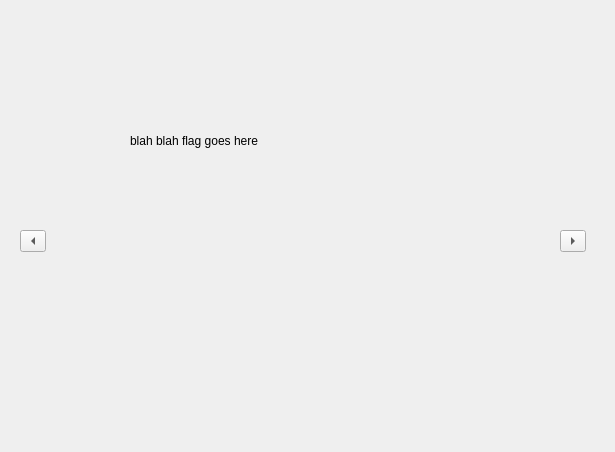
The window that studywindow.ui (jesseandringa/FlagApp) describes before a commit, drawn with Qt 5.
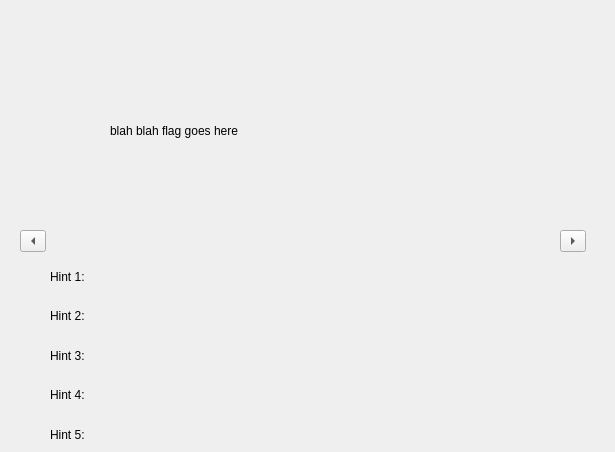
The same window after the commit.

Commit message: startup the study window

What changed in the file:
```diff
--- a/studywindow.ui
+++ b/studywindow.ui
@@ -48,8 +48,8 @@
   <widget class="QLabel" name="flagImageLabel">
    <property name="geometry">
     <rect>
-     <x>130</x>
-     <y>40</y>
+     <x>110</x>
+     <y>30</y>
      <width>361</width>
      <height>201</height>
     </rect>
@@ -61,13 +61,49 @@
   <widget class="QWidget" name="verticalLayoutWidget">
    <property name="geometry">
     <rect>
-     <x>110</x>
+     <x>50</x>
      <y>260</y>
-     <width>401</width>
+     <width>511</width>
      <height>191</height>
     </rect>
    </property>
-   <layout class="QVBoxLayout" name="verticalLayout"/>
+   <layout class="QVBoxLayout" name="verticalLayout">
+    <item>
+     <widget class="QLabel" name="studyHintLabel1">
+      <property name="text">
+       <string>Hint 1:</string>
+      </property>
+     </widget>
+    </item>
+    <item>
+     <widget class="QLabel" name="studyHintLabel2">
+      <property name="text">
+       <string>Hint 2:</string>
+      </property>
+     </widget>
+    </item>
+    <item>
+     <widget class="QLabel" name="studyHintLabel3">
+      <property name="text">
+       <string>Hint 3:</string>
+      </property>
+     </widget>
+    </item>
+    <item>
+     <widget class="QLabel" name="studyHintLabel4">
+      <property name="text">
+       <string>Hint 4:</string>
+      </property>
+     </widget>
+    </item>
+    <item>
+     <widget class="QLabel" name="studyHintLabel5">
+      <property name="text">
+       <string>Hint 5:</string>
+      </property>
+     </widget>
+    </item>
+   </layout>
   </widget>
  </widget>
  <resources/>
```
Left out of the diff: 2 changed lines with no effect on the pictures. The commit also changes 5 other files.
